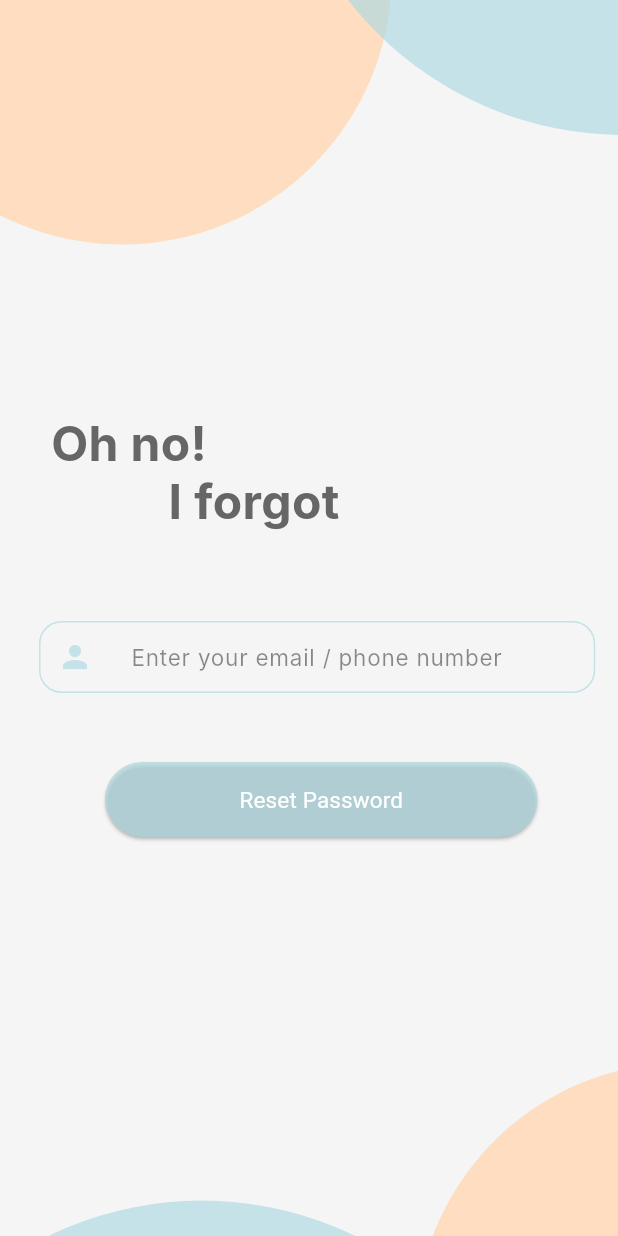
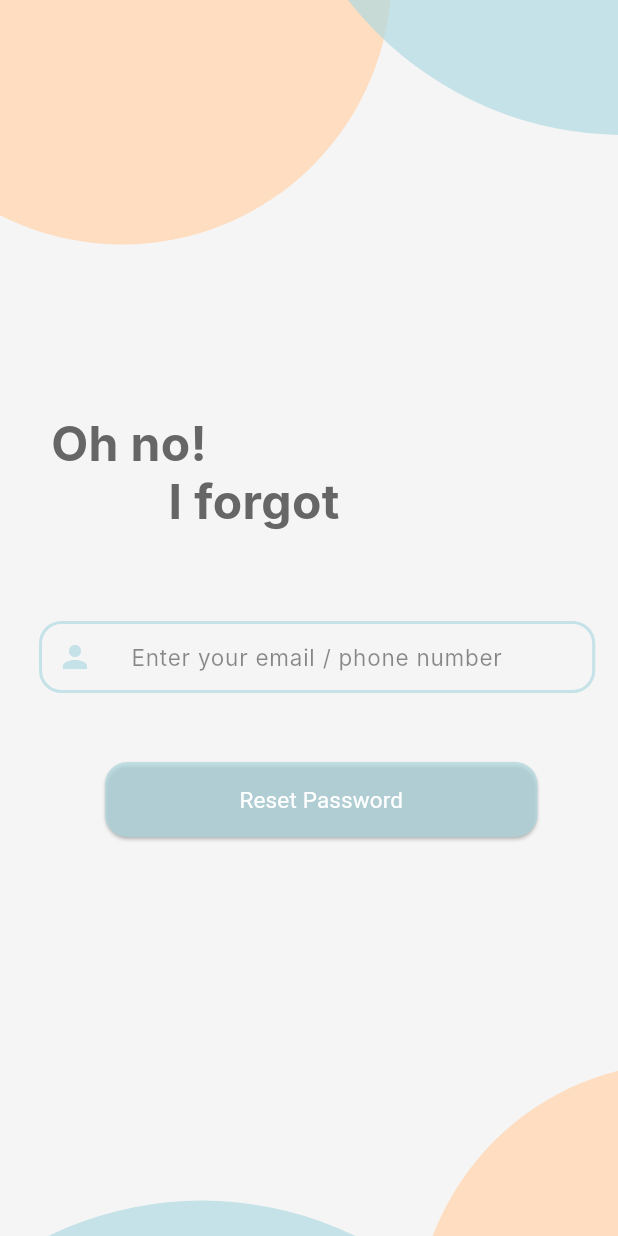
Before and after one commit to Y-Elsayed/Offers2day, a Flutter app: the ForgetPasswordPage screen opened by its route, on a phone screen of 412 x 824 dp. Run offline on Flutter 3.47's test engine with Material 3 defaults, Android fonts, the phone set to English and light mode, and no system bars; our stand-ins replace gap; Roboto replaces fonts that are missing (Intel, Inter).

Commit message:
Update forget_password_page.dart
Made it look more like the design the UI/UX created

```diff
--- a/lib/pages/forget_password_page.dart
+++ b/lib/pages/forget_password_page.dart
@@ -130,13 +130,12 @@ class _ForgetPasswordState extends State<ForgetPasswordPage> {
                                 color: Colors.black45,
                                 fontSize: 15,
                                 fontFamily: 'Inter',
-                                fontWeight: FontWeight.w400,
-                                height: 0),
+                                fontWeight: FontWeight.w400),
                             contentPadding: const EdgeInsets.symmetric(
                                 vertical: 11.0, horizontal: 16.0),
                             enabledBorder: OutlineInputBorder(
                                 borderSide: const BorderSide(
-                                    width: 1,
+                                    width: 2,
                                     color: Color.fromARGB(175, 174, 217, 224)),
                                 borderRadius: BorderRadius.circular(15.0))),
                       ))),
@@ -151,6 +150,9 @@ class _ForgetPasswordState extends State<ForgetPasswordPage> {
                       Navigator.pop(context);
                     },
                     style: ElevatedButton.styleFrom(
+                      shape: RoundedRectangleBorder(
+                        borderRadius: BorderRadius.circular(15)
+                      ),
                         backgroundColor:
                             const Color.fromARGB(175, 174, 217, 224)),
                     child: const Text('Reset Password',
```
